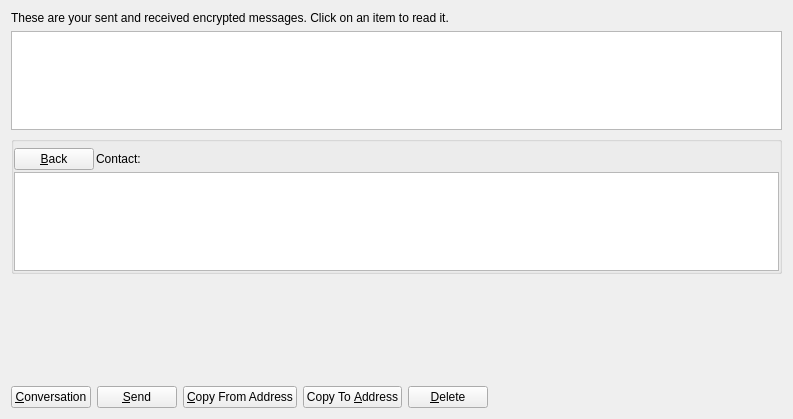
Above: src/qt/forms/messagepage.ui from aliothcoin/aliothcoin before the change. Below: the same form after it.
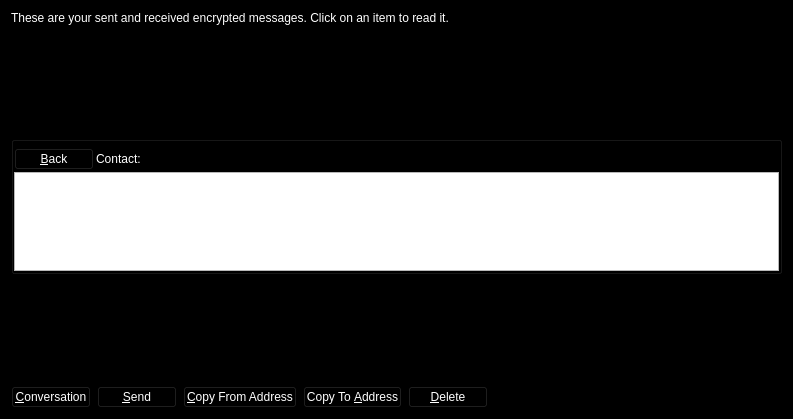
That is the form after the change. Icons and pictures are not drawn. Custom widgets are drawn as their Qt base class.

What changed in the file:
```diff
--- a/src/qt/forms/messagepage.ui
+++ b/src/qt/forms/messagepage.ui
@@ -10,6 +10,421 @@
     <height>419</height>
    </rect>
   </property>
+  <property name="palette">
+   <palette>
+    <active>
+     <colorrole role="WindowText">
+      <brush brushstyle="SolidPattern">
+       <color alpha="255">
+        <red>255</red>
+        <green>255</green>
+        <blue>255</blue>
+       </color>
+      </brush>
+     </colorrole>
+     <colorrole role="Button">
+      <brush brushstyle="SolidPattern">
+       <color alpha="255">
+        <red>0</red>
+        <green>0</green>
+        <blue>0</blue>
+       </color>
+      </brush>
+     </colorrole>
+     <colorrole role="Light">
+      <brush brushstyle="SolidPattern">
+       <color alpha="255">
+        <red>0</red>
+        <green>0</green>
+        <blue>0</blue>
+       </color>
+      </brush>
+     </colorrole>
+     <colorrole role="Midlight">
+      <brush brushstyle="SolidPattern">
+       <color alpha="255">
+        <red>0</red>
+        <green>0</green>
+        <blue>0</blue>
+       </color>
+      </brush>
+     </colorrole>
+     <colorrole role="Dark">
+      <brush brushstyle="SolidPattern">
+       <color alpha="255">
+        <red>0</red>
+        <green>0</green>
+        <blue>0</blue>
+       </color>
+      </brush>
+     </colorrole>
+     <colorrole role="Mid">
+      <brush brushstyle="SolidPattern">
+       <color alpha="255">
+        <red>0</red>
+        <green>0</green>
+        <blue>0</blue>
+       </color>
+      </brush>
+     </colorrole>
+     <colorrole role="Text">
+      <brush brushstyle="SolidPattern">
+       <color alpha="255">
+        <red>255</red>
+        <green>255</green>
+        <blue>255</blue>
+       </color>
+      </brush>
+     </colorrole>
+     <colorrole role="BrightText">
+      <brush brushstyle="SolidPattern">
+       <color alpha="255">
+        <red>255</red>
+        <green>255</green>
+        <blue>255</blue>
+       </color>
+      </brush>
+     </colorrole>
+     <colorrole role="ButtonText">
+      <brush brushstyle="SolidPattern">
+       <color alpha="255">
+        <red>255</red>
+        <green>255</green>
+        <blue>255</blue>
+       </color>
+      </brush>
+     </colorrole>
+     <colorrole role="Base">
+      <brush brushstyle="SolidPattern">
+       <color alpha="255">
+        <red>0</red>
+        <green>0</green>
+        <blue>0</blue>
+       </color>
+      </brush>
+     </colorrole>
+     <colorrole role="Window">
+      <brush brushstyle="SolidPattern">
+       <color alpha="255">
+        <red>0</red>
+        <green>0</green>
+        <blue>0</blue>
+       </color>
+      </brush>
+     </colorrole>
+     <colorrole role="Shadow">
+      <brush brushstyle="SolidPattern">
+       <color alpha="255">
+        <red>0</red>
+        <green>0</green>
+        <blue>0</blue>
+       </color>
+      </brush>
+     </colorrole>
+     <colorrole role="AlternateBase">
+      <brush brushstyle="SolidPattern">
+       <color alpha="255">
+        <red>0</red>
+        <green>0</green>
+        <blue>0</blue>
+       </color>
+      </brush>
+     </colorrole>
+     <colorrole role="ToolTipBase">
+      <brush brushstyle="SolidPattern">
+       <color alpha="255">
+        <red>255</red>
+        <green>255</green>
+        <blue>220</blue>
+       </color>
+      </brush>
+     </colorrole>
+     <colorrole role="ToolTipText">
+      <brush brushstyle="SolidPattern">
+       <color alpha="255">
+        <red>0</red>
+        <green>0</green>
+        <blue>0</blue>
+       </color>
+      </brush>
+     </colorrole>
+    </active>
+    <inactive>
+     <colorrole role="WindowText">
+      <brush brushstyle="SolidPattern">
+       <color alpha="255">
+        <red>255</red>
+        <green>255</green>
+        <blue>255</blue>
+       </color>
+      </brush>
+     </colorrole>
+     <colorrole role="Button">
+      <brush brushstyle="SolidPattern">
+       <color alpha="255">
+        <red>0</red>
+        <green>0</green>
+        <blue>0</blue>
+       </color>
+      </brush>
+     </colorrole>
+     <colorrole role="Light">
+      <brush brushstyle="SolidPattern">
+       <color alpha="255">
+        <red>0</red>
+        <green>0</green>
+        <blue>0</blue>
+       </color>
+      </brush>
+     </colorrole>
+     <colorrole role="Midlight">
+      <brush brushstyle="SolidPattern">
+       <color alpha="255">
+        <red>0</red>
+        <green>0</green>
+        <blue>0</blue>
+       </color>
+      </brush>
+     </colorrole>
+     <colorrole role="Dark">
+      <brush brushstyle="SolidPattern">
+       <color alpha="255">
+        <red>0</red>
+        <green>0</green>
+        <blue>0</blue>
+       </color>
+      </brush>
+     </colorrole>
+     <colorrole role="Mid">
+      <brush brushstyle="SolidPattern">
+       <color alpha="255">
+        <red>0</red>
+        <green>0</green>
+        <blue>0</blue>
+       </color>
+      </brush>
+     </colorrole>
+     <colorrole role="Text">
+      <brush brushstyle="SolidPattern">
+       <color alpha="255">
+        <red>255</red>
+        <green>255</green>
+        <blue>255</blue>
+       </color>
+      </brush>
+     </colorrole>
+     <colorrole role="BrightText">
+      <brush brushstyle="SolidPattern">
+       <color alpha="255">
+        <red>255</red>
+        <green>255</green>
+        <blue>255</blue>
+       </color>
+      </brush>
+     </colorrole>
+     <colorrole role="ButtonText">
+      <brush brushstyle="SolidPattern">
+       <color alpha="255">
+        <red>255</red>
+        <green>255</green>
+        <blue>255</blue>
+       </color>
+      </brush>
+     </colorrole>
+     <colorrole role="Base">
+      <brush brushstyle="SolidPattern">
+       <color alpha="255">
+        <red>0</red>
+        <green>0</green>
+        <blue>0</blue>
+       </color>
+      </brush>
+     </colorrole>
+     <colorrole role="Window">
+      <brush brushstyle="SolidPattern">
+       <color alpha="255">
+        <red>0</red>
+        <green>0</green>
+        <blue>0</blue>
+       </color>
+      </brush>
+     </colorrole>
+     <colorrole role="Shadow">
+      <brush brushstyle="SolidPattern">
+       <color alpha="255">
+        <red>0</red>
+        <green>0</green>
+        <blue>0</blue>
+       </color>
+      </brush>
+     </colorrole>
+     <colorrole role="AlternateBase">
+      <brush brushstyle="SolidPattern">
+       <color alpha="255">
+        <red>0</red>
+        <green>0</green>
+        <blue>0</blue>
+       </color>
+      </brush>
+     </colorrole>
+     <colorrole role="ToolTipBase">
+      <brush brushstyle="SolidPattern">
+       <color alpha="255">
+        <red>255</red>
+        <green>255</green>
+        <blue>220</blue>
+       </color>
+      </brush>
+     </colorrole>
+     <colorrole role="ToolTipText">
+      <brush brushstyle="SolidPattern">
+       <color alpha="255">
+        <red>0</red>
+        <green>0</green>
+        <blue>0</blue>
+       </color>
+      </brush>
+     </colorrole>
+    </inactive>
+    <disabled>
+     <colorrole role="WindowText">
+      <brush brushstyle="SolidPattern">
+       <color alpha="255">
+        <red>0</red>
+        <green>0</green>
+        <blue>0</blue>
+       </color>
+      </brush>
+     </colorrole>
+     <colorrole role="Button">
+      <brush brushstyle="SolidPattern">
+       <color alpha="255">
+        <red>0</red>
+        <green>0</green>
+        <blue>0</blue>
+       </color>
+      </brush>
+     </colorrole>
+     <colorrole role="Light">
+      <brush brushstyle="SolidPattern">
+       <color alpha="255">
+        <red>0</red>
+        <green>0</green>
+        <blue>0</blue>
+       </color>
+      </brush>
+     </colorrole>
+     <colorrole role="Midlight">
+      <brush brushstyle="SolidPattern">
+       <color alpha="255">
+        <red>0</red>
+        <green>0</green>
+        <blue>0</blue>
+       </color>
+      </brush>
+     </colorrole>
+     <colorrole role="Dark">
+      <brush brushstyle="SolidPattern">
+       <color alpha="255">
+        <red>0</red>
+        <green>0</green>
+        <blue>0</blue>
+       </color>
+      </brush>
+     </colorrole>
+     <colorrole role="Mid">
+      <brush brushstyle="SolidPattern">
+       <color alpha="255">
+        <red>0</red>
+        <green>0</green>
+        <blue>0</blue>
+       </color>
+      </brush>
+     </colorrole>
+     <colorrole role="Text">
+      <brush brushstyle="SolidPattern">
+       <color alpha="255">
+        <red>0</red>
+        <green>0</green>
+        <blue>0</blue>
+       </color>
+      </brush>
+     </colorrole>
+     <colorrole role="BrightText">
+      <brush brushstyle="SolidPattern">
+       <color alpha="255">
+        <red>255</red>
+        <green>255</green>
+        <blue>255</blue>
+       </color>
+      </brush>
+     </colorrole>
+     <colorrole role="ButtonText">
+      <brush brushstyle="SolidPattern">
+       <color alpha="255">
+        <red>0</red>
+        <green>0</green>
+        <blue>0</blue>
+       </color>
+      </brush>
+     </colorrole>
+     <colorrole role="Base">
+      <brush brushstyle="SolidPattern">
+       <color alpha="255">
+        <red>0</red>
+        <green>0</green>
+        <blue>0</blue>
+       </color>
+      </brush>
+     </colorrole>
+     <colorrole role="Window">
+      <brush brushstyle="SolidPattern">
+       <color alpha="255">
+        <red>0</red>
+        <green>0</green>
+        <blue>0</blue>
+       </color>
+      </brush>
+     </colorrole>
+     <colorrole role="Shadow">
+      <brush brushstyle="SolidPattern">
+       <color alpha="255">
+        <red>0</red>
+        <green>0</green>
+        <blue>0</blue>
+       </color>
+      </brush>
+     </colorrole>
+     <colorrole role="AlternateBase">
+      <brush brushstyle="SolidPattern">
+       <color alpha="255">
+        <red>0</red>
+        <green>0</green>
+        <blue>0</blue>
+       </color>
+      </brush>
+     </colorrole>
+     <colorrole role="ToolTipBase">
+      <brush brushstyle="SolidPattern">
+       <color alpha="255">
+        <red>255</red>
+        <green>255</green>
+        <blue>220</blue>
+       </color>
+      </brush>
+     </colorrole>
+     <colorrole role="ToolTipText">
+      <brush brushstyle="SolidPattern">
+       <color alpha="255">
+        <red>0</red>
+        <green>0</green>
+        <blue>0</blue>
+       </color>
+      </brush>
+     </colorrole>
+    </disabled>
+   </palette>
+  </property>
   <property name="windowTitle">
    <string>Address Book</string>
   </property>
```
